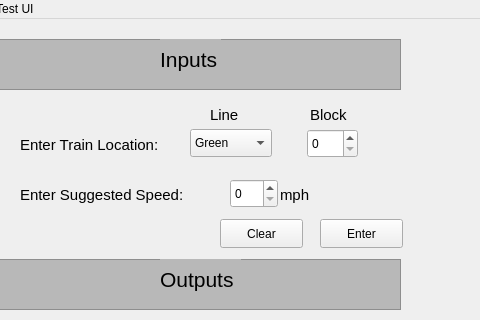
headhunter22/ECE1140-Train-Simulator, file CTC_Office/CTC_test.ui: the form before one commit; both pictures show x 110 to 590 and y 0 to 320 of the 590 by 743 pixel window.
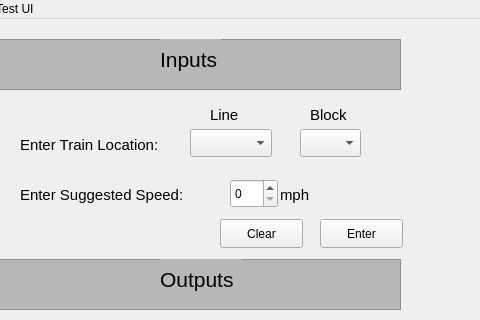
The form after the commit.

Patch:
```diff
--- a/CTC_Office/CTC_test.ui
+++ b/CTC_Office/CTC_test.ui
@@ -252,16 +252,6 @@
       <height>28</height>
      </rect>
     </property>
-    <item>
-     <property name="text">
-      <string>Green</string>
-     </property>
-    </item>
-    <item>
-     <property name="text">
-      <string>Red</string>
-     </property>
-    </item>
    </widget>
    <widget class="QLabel" name="lineText">
     <property name="geometry">
@@ -884,22 +874,6 @@
      <string>J</string>
     </property>
    </widget>
-   <widget class="QSpinBox" name="enterLocation">
-    <property name="geometry">
-     <rect>
-      <x>417</x>
-      <y>110</y>
-      <width>51</width>
-      <height>29</height>
-     </rect>
-    </property>
-    <property name="maximumSize">
-     <size>
-      <width>61</width>
-      <height>16777215</height>
-     </size>
-    </property>
-   </widget>
    <widget class="QSpinBox" name="enterSpeed">
     <property name="geometry">
      <rect>
@@ -910,6 +884,16 @@
      </rect>
     </property>
    </widget>
+   <widget class="QComboBox" name="enterLocation">
+    <property name="geometry">
+     <rect>
+      <x>410</x>
+      <y>110</y>
+      <width>61</width>
+      <height>28</height>
+     </rect>
+    </property>
+   </widget>
   </widget>
   <widget class="QMenuBar" name="menubar">
    <property name="geometry">
```
Left out of the diff: 2 changed lines with no effect on the pictures.
